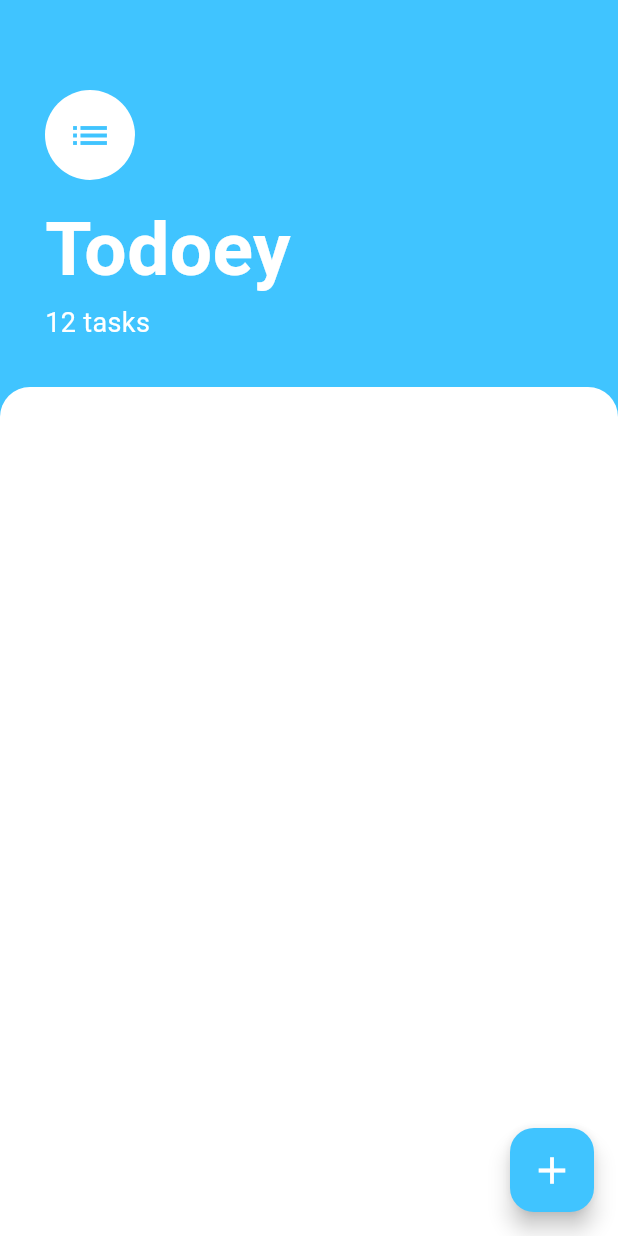
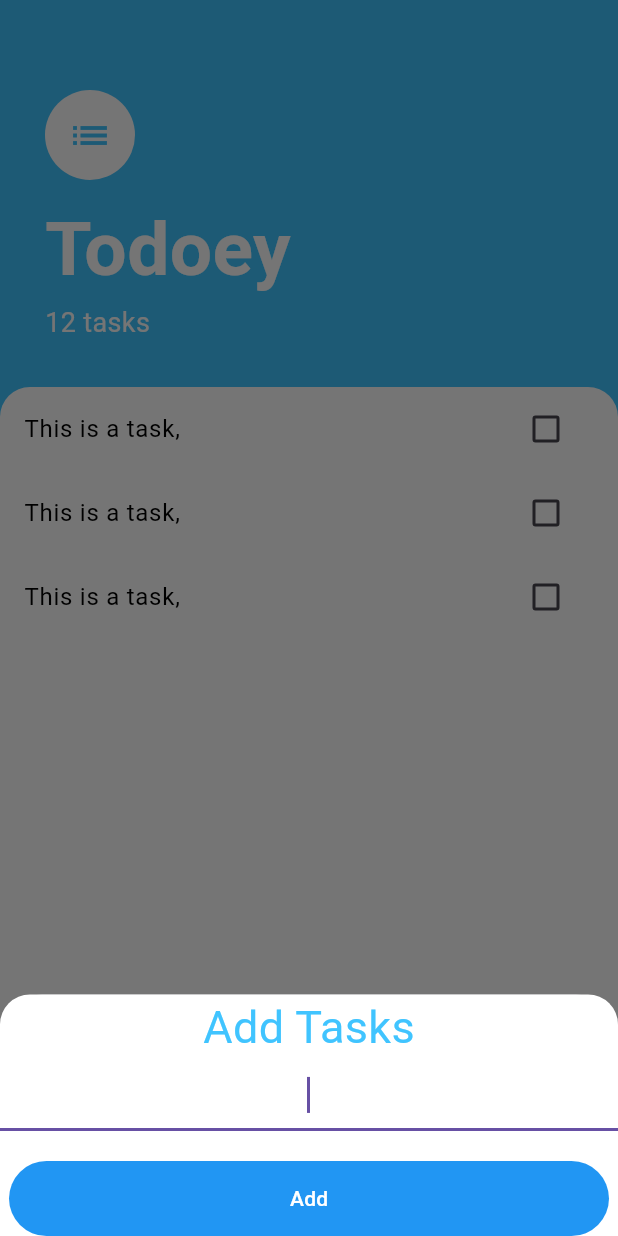
Before and after one commit to NurislamDeveloper/udemy, a Flutter app: the screen it shows after launch, after a tap on the "add" icon, on a phone screen of 412 x 824 dp. Run offline on Flutter 3.47's test engine with Material 3 defaults, Android fonts, the phone set to English and light mode, and no system bars.

Commit message:
under way

```diff
--- /dev/null
+++ b/state_managment/lib/features/presentataions/pages/buttum_sheet_page.dart
@@ -0,0 +1,66 @@
+import 'package:flutter/material.dart';
+
+class ButtumSheetPage extends StatelessWidget {
+  const ButtumSheetPage({super.key});
+
+  @override
+  Widget build(BuildContext context) {
+    return SingleChildScrollView(
+      child: Container(
+        color: const Color(0xff757575),
+        child: Container(
+          padding: EdgeInsets.only(
+            bottom: MediaQuery.of(context).viewInsets.bottom,
+          ),
+          decoration: const BoxDecoration(
+            color: Colors.white,
+            borderRadius: BorderRadius.only(
+              topRight: Radius.circular(20.0),
+              topLeft: Radius.circular(20.0),
+            ),
+          ),
+          child: Column(
+            crossAxisAlignment: CrossAxisAlignment.center,
+            children: <Widget>[
+              const Text(
+                'Add Tasks',
+                textAlign: TextAlign.justify,
+                style: TextStyle(
+                  fontSize: 30.0,
+                  color: Colors.lightBlueAccent,
+                ),
+              ),
+              const TextField(
+                autofocus: true,
+                textAlign: TextAlign.center,
+              ),
+              const SizedBox(
+                height: 20,
+              ),
+              TextButton(
+                style: ButtonStyle(
+                  backgroundColor: WidgetStateProperty.all<Color>(
+                    Colors.blue,
+                  ),
+                  minimumSize: WidgetStateProperty.all(
+                    const Size(
+                      400,
+                      50,
+                    ),
+                  ), // Minimum size
+                ),
+                onPressed: () {},
+                child: const Text(
+                  "Add",
+                  style: TextStyle(
+                    color: Colors.white,
+                  ),
+                ),
+              )
+            ],
+          ),
+        ),
+      ),
+    );
+  }
+}
--- a/state_managment/lib/features/presentataions/pages/screen.dart
+++ b/state_managment/lib/features/presentataions/pages/screen.dart
@@ -1,5 +1,9 @@
 import 'package:flutter/material.dart';
+import 'package:state_managment/features/presentataions/pages/tasks_list.dart';
+import 'buttum_sheet_page.dart';
 // import 'package:flutter/widgets.dart';
+
+
 
 class TasksScreen extends StatelessWidget {
   const TasksScreen({super.key});
@@ -9,9 +13,16 @@ class TasksScreen extends StatelessWidget {
     return Scaffold(
       backgroundColor: Colors.lightBlueAccent,
       floatingActionButton: FloatingActionButton(
-
         backgroundColor: Colors.lightBlueAccent,
-        onPressed: () {},
+        onPressed: () {
+          showModalBottomSheet(
+            context: context,
+            // isScrollControlled: true, //if I write this part of code it consists all screen
+            isScrollControlled: true,
+            builder: (context) => const ButtumSheetPage(),
+          );
+          // builderButtomSheet(context);
+        },
         child: const Icon(
           Icons.add,
           color: Colors.white,
@@ -73,6 +84,7 @@ class TasksScreen extends StatelessWidget {
                   ),
                 ),
               ),
+              child: TasksList(),
             ),
           ),
         ],
--- /dev/null
+++ b/state_managment/lib/features/presentataions/pages/tasks_list.dart
@@ -0,0 +1,15 @@
+import 'package:flutter/material.dart';
+import 'package:state_managment/features/presentataions/pages/tasks_title.dart';
+
+class TasksList extends StatelessWidget {
+  @override
+  Widget build(BuildContext context) {
+    return ListView(
+      children:  <Widget>[
+        TasksTitle(),
+        TasksTitle(),
+        TasksTitle(),
+      ],
+    );
+  }
+}
--- /dev/null
+++ b/state_managment/lib/features/presentataions/pages/tasks_title.dart
@@ -0,0 +1,53 @@
+import 'package:flutter/material.dart';
+
+class TasksTitle extends StatefulWidget {
+  @override
+  State<TasksTitle> createState() => _TasksTitleState();
+}
+
+class _TasksTitleState extends State<TasksTitle> {
+  bool isChecked = false;
+
+  void callBack(bool? chekBoxState) {
+    setState(
+      () {
+        isChecked = chekBoxState ?? true;
+      },
+    );
+  }
+
+  @override
+  Widget build(BuildContext context) {
+    return ListTile(
+      title: Text(
+        'This is a task,',
+        style: TextStyle(
+          color: Colors.black,
+          decoration: isChecked ? TextDecoration.lineThrough : null,
+        ),
+      ),
+      trailing: CheckBox(
+        checkeBoxState: isChecked,
+        togleChekBox: callBack,
+      ),
+    );
+  }
+}
+
+class CheckBox extends StatelessWidget {
+  CheckBox({
+    required this.checkeBoxState,
+    required this.togleChekBox,
+  });
+  final bool checkeBoxState;
+  final void Function(bool?) togleChekBox;
+
+  @override
+  Widget build(BuildContext context) {
+    return Checkbox(
+      value: checkeBoxState,
+      activeColor: Colors.lightBlueAccent,
+      onChanged: togleChekBox,
+    );
+  }
+}
--- a/state_managment/lib/main.dart
+++ b/state_managment/lib/main.dart
@@ -11,9 +11,9 @@ class MyApp extends StatelessWidget {
 
   @override
   Widget build(BuildContext context) {
-    return  MaterialApp(
+    return MaterialApp(
        debugShowCheckedModeBanner:  false,
-      home: const TasksScreen(),
+      home:  TasksScreen(),
     );
   }
 }
```
